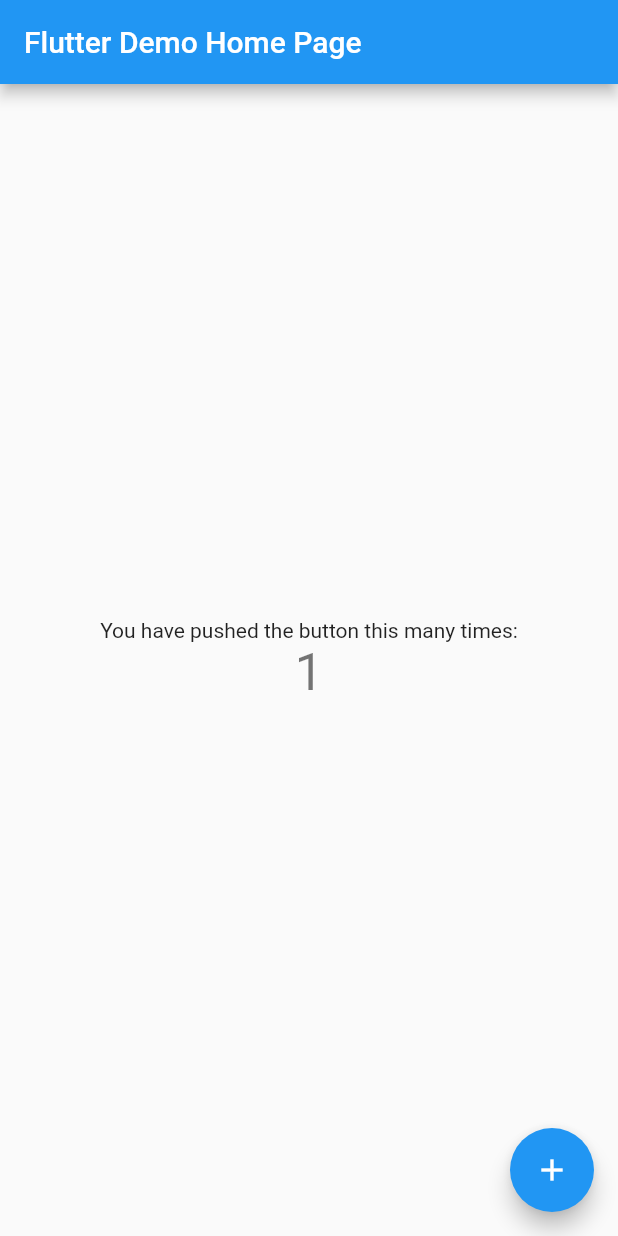
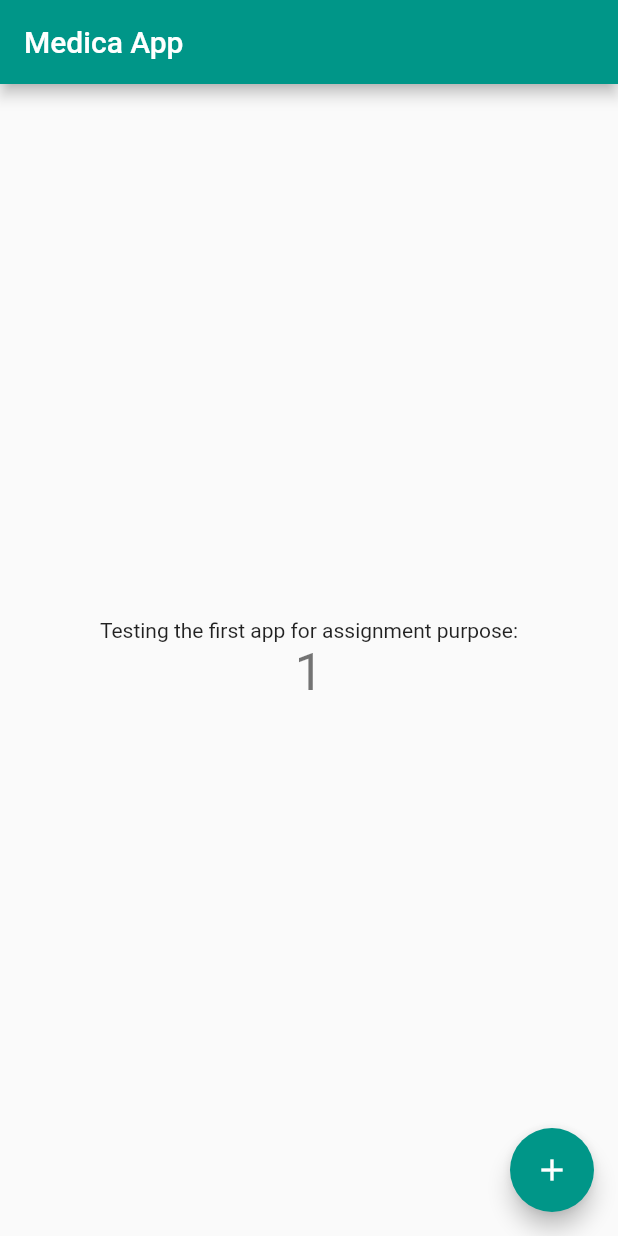
Before and after one commit to EngLyada/medica_app, a Flutter app: the screen it shows after launch, after a tap on the "add" icon, on a phone screen of 412 x 824 dp. Run offline on Flutter 3.47's test engine with Material 2 defaults, Android fonts, the phone set to English and light mode, and no system bars.

Commit message:
first changes

```diff
--- a/lib/main.dart
+++ b/lib/main.dart
@@ -11,7 +11,7 @@ class MyApp extends StatelessWidget {
   @override
   Widget build(BuildContext context) {
     return MaterialApp(
-      title: 'Flutter Demo',
+      title: 'Medica',
       theme: ThemeData(
         // This is the theme of your application.
         //
@@ -22,24 +22,15 @@ class MyApp extends StatelessWidget {
         // or simply save your changes to "hot reload" in a Flutter IDE).
         // Notice that the counter didn't reset back to zero; the application
         // is not restarted.
-        primarySwatch: Colors.blue,
+        primarySwatch: Colors.teal,
       ),
-      home: const MyHomePage(title: 'Flutter Demo Home Page'),
+      home: const MyHomePage(title: 'Medica App '),
     );
   }
 }
 
 class MyHomePage extends StatefulWidget {
   const MyHomePage({Key? key, required this.title}) : super(key: key);
-
-  // This widget is the home page of your application. It is stateful, meaning
-  // that it has a State object (defined below) that contains fields that affect
-  // how it looks.
-
-  // This class is the configuration for the state. It holds the values (in this
-  // case the title) provided by the parent (in this case the App widget) and
-  // used by the build method of the State. Fields in a Widget subclass are
-  // always marked "final".
 
   final String title;
 
@@ -52,12 +43,8 @@ class _MyHomePageState extends State<MyHomePage> {
 
   void _incrementCounter() {
     setState(() {
-      // This call to setState tells the Flutter framework that something has
-      // changed in this State, which causes it to rerun the build method below
-      // so that the display can reflect the updated values. If we changed
-      // _counter without calling setState(), then the build method would not be
-      // called again, and so nothing would appear to happen.
-      _counter++;
+
+      (_counter++)*2;
     });
   }
 
@@ -79,24 +66,11 @@ class _MyHomePageState extends State<MyHomePage> {
         // Center is a layout widget. It takes a single child and positions it
         // in the middle of the parent.
         child: Column(
-          // Column is also a layout widget. It takes a list of children and
-          // arranges them vertically. By default, it sizes itself to fit its
-          // children horizontally, and tries to be as tall as its parent.
-          //
-          // Invoke "debug painting" (press "p" in the console, choose the
-          // "Toggle Debug Paint" action from the Flutter Inspector in Android
-          // Studio, or the "Toggle Debug Paint" command in Visual Studio Code)
-          // to see the wireframe for each widget.
-          //
-          // Column has various properties to control how it sizes itself and
-          // how it positions its children. Here we use mainAxisAlignment to
-          // center the children vertically; the main axis here is the vertical
-          // axis because Columns are vertical (the cross axis would be
-          // horizontal).
+
           mainAxisAlignment: MainAxisAlignment.center,
           children: <Widget>[
             const Text(
-              'You have pushed the button this many times:',
+              'Testing the first app for assignment purpose:',
             ),
             Text(
               '$_counter',
```
